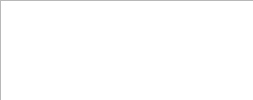
This is NxNandManager/opendrive.ui in eliboa/NxNandManager as Qt 5 draws it before an edit. The edited form follows.
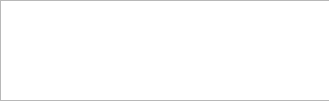
This is the edited form.

Diff of the .ui file:
```diff
--- a/NxNandManager/opendrive.ui
+++ b/NxNandManager/opendrive.ui
@@ -6,8 +6,8 @@
    <rect>
     <x>0</x>
     <y>0</y>
-    <width>253</width>
-    <height>100</height>
+    <width>329</width>
+    <height>101</height>
    </rect>
   </property>
   <property name="windowTitle">
@@ -18,7 +18,7 @@
     <rect>
      <x>0</x>
      <y>0</y>
-     <width>256</width>
+     <width>331</width>
      <height>101</height>
     </rect>
    </property>
```
